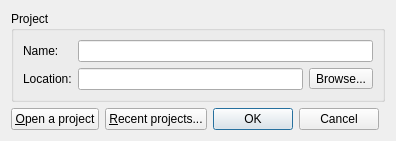
The window that gns3/ui/new_project_dialog.ui (mpplab/MNSS) describes before a commit, drawn with Qt 5.
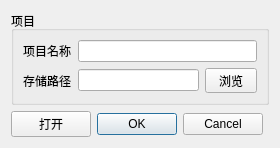
The same window after the commit.

Diff of the .ui file:
```diff
--- a/gns3/ui/new_project_dialog.ui
+++ b/gns3/ui/new_project_dialog.ui
@@ -23,7 +23,7 @@
    <property name="sizeConstraint">
     <enum>QLayout::SetFixedSize</enum>
    </property>
-   <item row="2" column="2">
+   <item row="2" column="1">
     <widget class="QDialogButtonBox" name="uiButtonBox">
      <property name="orientation">
       <enum>Qt::Horizontal</enum>
@@ -36,21 +36,14 @@
    <item row="2" column="0">
     <widget class="QPushButton" name="uiOpenProjectPushButton">
      <property name="text">
-      <string>&amp;Open a project</string>
+      <string>打开</string>
      </property>
     </widget>
    </item>
-   <item row="2" column="1">
-    <widget class="QPushButton" name="uiRecentProjectsPushButton">
-     <property name="text">
-      <string>&amp;Recent projects...</string>
-     </property>
-    </widget>
-   </item>
-   <item row="0" column="0" colspan="4">
+   <item row="0" column="0" colspan="3">
     <widget class="QGroupBox" name="uiProjectGroupBox">
      <property name="title">
-      <string>Project</string>
+      <string>项目</string>
      </property>
      <layout class="QGridLayout" name="gridLayout">
       <item row="0" column="0">
@@ -62,7 +55,7 @@
          </sizepolicy>
         </property>
         <property name="text">
-         <string>Name:</string>
+         <string>项目名称</string>
         </property>
         <property name="textFormat">
          <enum>Qt::AutoText</enum>
@@ -81,7 +74,7 @@
          </sizepolicy>
         </property>
         <property name="text">
-         <string>Location:</string>
+         <string>存储路径</string>
         </property>
        </widget>
       </item>
@@ -91,7 +84,7 @@
       <item row="1" column="3">
        <widget class="QToolButton" name="uiLocationBrowserToolButton">
         <property name="text">
-         <string>Browse...</string>
+         <string>  浏览  </string>
         </property>
        </widget>
       </item>
```
Left out of the diff: 2 changed lines with no effect on the pictures.
